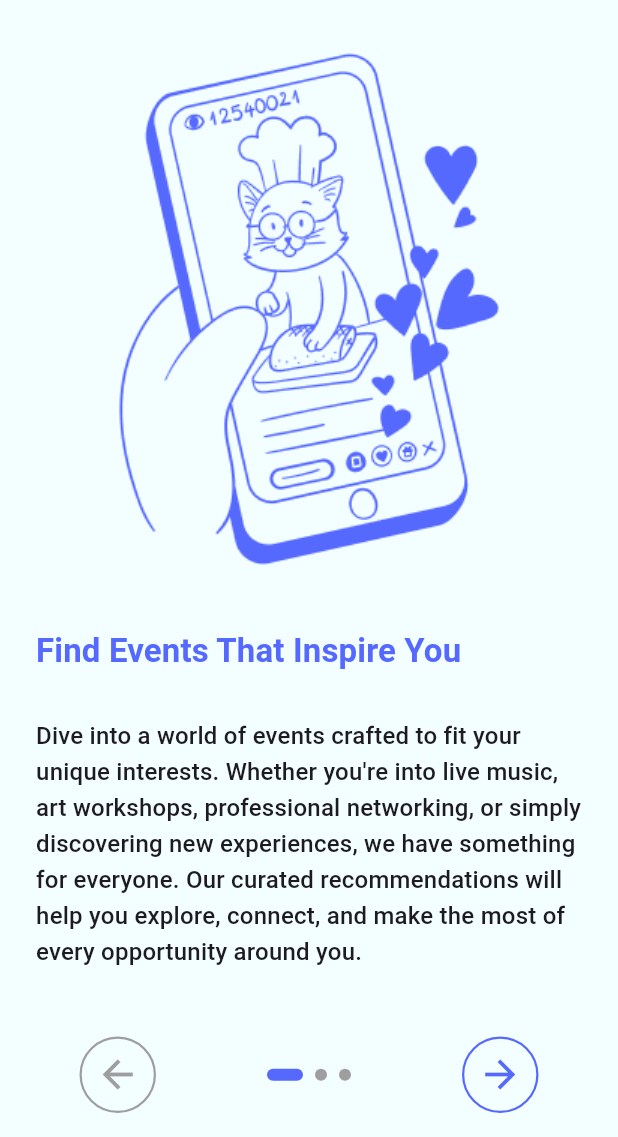
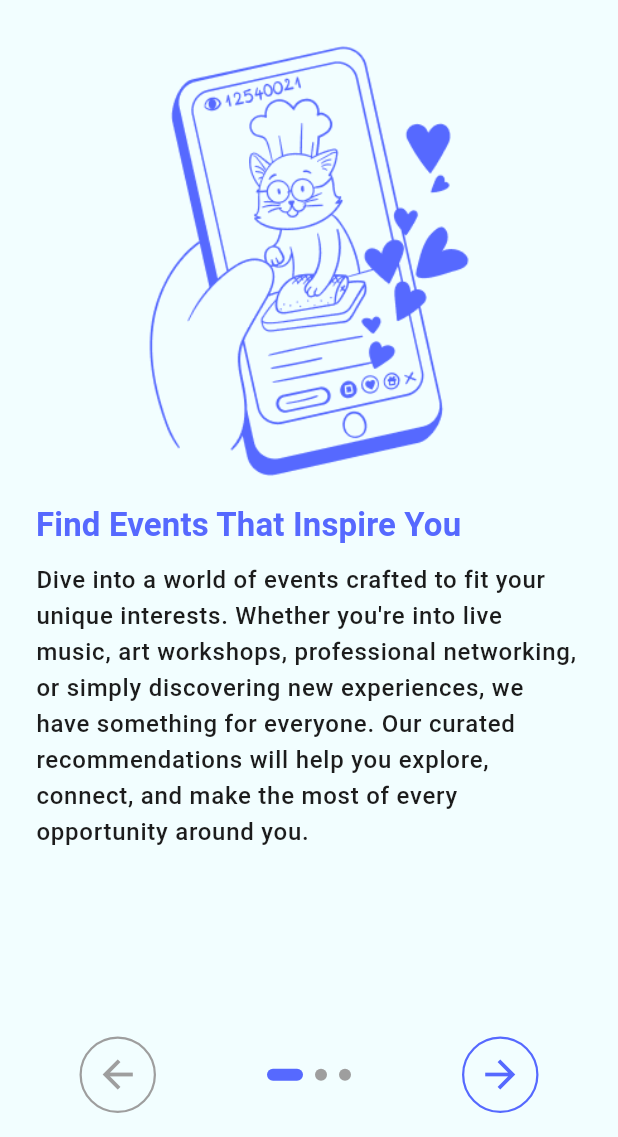
Before and after one commit to ahmedelzek/Event-Planning-App, a Flutter app: the screen it shows after launch, after a tap on "Let's Start", on a phone screen of 412 x 824 dp, the part 99-1236 px from its top. Run offline on Flutter 3.47's test engine with Material 3 defaults, Android fonts, the phone set to English and light mode, and no system bars; drawn by our look-alikes of smooth_page_indicator; our stand-ins replace animated_toggle_switch, icons_plus, shared_preferences; generated files the repository leaves out were written again.

Commit message:
Add Shared Preferences For Providers , and some updates in the design

```diff
--- a/lib/main.dart
+++ b/lib/main.dart
@@ -10,12 +10,24 @@ import 'package:evently/ui/utilities/app_theme.dart';
 import 'package:flutter/material.dart';
 import 'package:flutter_gen/gen_l10n/app_localizations.dart';
 import 'package:provider/provider.dart';
+import 'package:shared_preferences/shared_preferences.dart';
 
 Future<void> main() async {
-  runApp(ChangeNotifierProvider(
-      create: (context) => LanguageProvider(),
-      child: ChangeNotifierProvider(
-          create: (context) => ThemeProvider(), child: MyApp())));
+  WidgetsFlutterBinding.ensureInitialized();
+  SharedPreferences sharedPreferences = await SharedPreferences.getInstance();
+
+  runApp(MultiProvider(
+    providers: [
+      ChangeNotifierProvider(create: (_) {
+        return LanguageProvider(
+            sharedPreferences.getString(LanguageProvider.localeKey));
+      }),
+      ChangeNotifierProvider(
+          create: (_) => ThemeProvider(
+              sharedPreferences.getBool(ThemeProvider.isLightModeKey) ?? true)),
+    ],
+    child: MyApp(),
+  ));
 }
 
 class MyApp extends StatelessWidget {
@@ -30,7 +42,7 @@ class MyApp extends StatelessWidget {
       theme: AppTheme.lightTheme,
       darkTheme: AppTheme.darkTheme,
       themeMode: themeProvider.currentTheme,
-      initialRoute: SetupScreen.routeName,
+      initialRoute: SplashScreen.routeName,
       localizationsDelegates: AppLocalizations.localizationsDelegates,
       supportedLocales: AppLocalizations.supportedLocales,
       locale: Locale(languageProvider.currentLocale),
--- a/lib/providers/language_provider.dart
+++ b/lib/providers/language_provider.dart
@@ -1,10 +1,36 @@
-import 'package:flutter/cupertino.dart';
 
-class LanguageProvider extends ChangeNotifier {
-  String currentLocale = "en";
+import 'dart:io';
 
-  void changeLanguage(String newLocale) {
+import 'package:flutter/material.dart';
+import 'package:shared_preferences/shared_preferences.dart';
+import 'package:flutter_gen/gen_l10n/app_localizations.dart';
+class LanguageProvider extends ChangeNotifier{
+  late String currentLocale ;
+  static const String localeKey = "locale";
+  static const String fallBackLocale = "en";
+
+  LanguageProvider(String? defaultLocale){
+    if(defaultLocale==null){
+      var currentSysLocale = Platform.localeName;
+      if(AppLocalizations.supportedLocales.contains(currentSysLocale)){
+        currentLocale = currentSysLocale;
+        return;
+      }
+    }
+    currentLocale = defaultLocale ?? fallBackLocale;
+
+
+  }
+
+  void changeLocale(String newLocale){
     currentLocale = newLocale;
+    saveNewLocaleToSharePreferences(newLocale);
     notifyListeners();
   }
 }
+
+void saveNewLocaleToSharePreferences(String newLocale) async{
+  SharedPreferences sharedPreferences = await SharedPreferences.getInstance();
+  sharedPreferences.setString(LanguageProvider.localeKey, newLocale);
+  print("Locale Saved");
+}
--- a/lib/providers/theme_providers.dart
+++ b/lib/providers/theme_providers.dart
@@ -1,9 +1,24 @@
 import 'package:flutter/material.dart';
+import 'package:shared_preferences/shared_preferences.dart';
 
-class ThemeProvider extends ChangeNotifier {
-  ThemeMode currentTheme = ThemeMode.light;
-  void changeTheme(ThemeMode newTheme) {
+class ThemeProvider extends ChangeNotifier{
+  ThemeMode currentTheme = ThemeMode.dark;
+  static const String isLightModeKey = "theme";
+
+  ThemeProvider(bool isLightTheme){
+    currentTheme = isLightTheme? ThemeMode.light : ThemeMode.dark;
+  }
+
+  void changeTheme(ThemeMode newTheme){
     currentTheme = newTheme;
+    saveNewTheme(newTheme);
     notifyListeners();
   }
+
 }
+
+void saveNewTheme(ThemeMode newTheme)async {
+  var sharedPreferences = await SharedPreferences.getInstance();
+  sharedPreferences.setBool(ThemeProvider.isLightModeKey,
+      newTheme == ThemeMode.light);
+}
--- a/lib/ui/screens/auth/widgets/auth_widgets.dart
+++ b/lib/ui/screens/auth/widgets/auth_widgets.dart
@@ -48,7 +48,10 @@ Widget createAccountText(BuildContext context) {
       Text(getTranslations(context).create_account,
           style: Theme.of(context).textTheme.labelLarge?.copyWith(
               fontStyle: FontStyle.italic,
-              decoration: TextDecoration.underline)),
+              decoration:
+              TextDecoration.underline,
+              decorationThickness: 2,
+              decorationColor: Theme.of(context).primaryColor)),
     ],
   );
 }
--- a/lib/ui/screens/onboarding/onboarding_page.dart
+++ b/lib/ui/screens/onboarding/onboarding_page.dart
@@ -16,10 +16,13 @@ class OnboardingPage extends StatelessWidget {
     return Padding(
       padding: const EdgeInsets.all(8.0),
       child: Column(
-          spacing: 30,
+        spacing: 10,
           crossAxisAlignment: CrossAxisAlignment.stretch,
           children: [
-            Image.asset(imagePath),
+            Image.asset(imagePath,
+              height: 300,
+              width: 300,
+            ),
              Text(
                 textAlign: TextAlign.start,
                 title,
@@ -28,7 +31,7 @@ class OnboardingPage extends StatelessWidget {
              Text(
                   textAlign: TextAlign.start,
                   description,
-                style: Theme.of(context).textTheme.titleMedium)
+                  style: Theme.of(context).textTheme.bodyLarge),
           ]),
     );
   }
--- a/lib/ui/screens/onboarding/onboarding_screen.dart
+++ b/lib/ui/screens/onboarding/onboarding_screen.dart
@@ -4,7 +4,7 @@ import 'package:flutter/material.dart';
 import 'package:smooth_page_indicator/smooth_page_indicator.dart';
 
 import '../../../l10n/app_translations.dart';
-import '../../utilities/shared_preferences.dart';
+import '../../../providers/shared_preferences.dart';
 import 'onboarding_page.dart';
 
 class OnboardingScreen extends StatefulWidget {
--- a/lib/ui/screens/setup/setup_screen.dart
+++ b/lib/ui/screens/setup/setup_screen.dart
@@ -23,7 +23,10 @@ class SetupScreen extends StatelessWidget {
               Image.asset(
                 AppImages.headerLogo,
               ),
-              Image.asset(AppImages.beingCreative),
+              Image.asset(AppImages.beingCreative,
+                height: 300,
+                width: 300,
+              ),
               Text(
                 getTranslations(context).setup_screen_title,
                 style: Theme.of(context).textTheme.labelLarge,
--- a/lib/ui/screens/splash/splash_screen.dart
+++ b/lib/ui/screens/splash/splash_screen.dart
@@ -1,7 +1,7 @@
 import 'package:flutter/material.dart';
 
 import '../../utilities/app_assets.dart';
-import '../../utilities/shared_preferences.dart';
+import '../../../providers/shared_preferences.dart';
 import '../auth/login/login_screen.dart';
 import '../setup/setup_screen.dart';
 
--- a/lib/ui/widgets/language_switcher.dart
+++ b/lib/ui/widgets/language_switcher.dart
@@ -24,8 +24,9 @@ class _LanguageSwitcherState extends State<LanguageSwitcher> {
           indicatorColor: Theme.of(context).primaryColor,
           borderColor: Theme.of(context).primaryColor),
       onChanged: (newLocale) {
-        languageProvider.changeLanguage(newLocale);
-        // return Future<dynamic>.delayed(const Duration(seconds: 3));
+        Future.delayed(const Duration(microseconds: 500),(){
+          languageProvider.changeLocale(newLocale);
+        });
       },
       iconBuilder: (value, foreground) {
         if (value == "ar") {
```
Also changed, not shown: lib/ui/screens/auth/login/login_screen.dart (+4 -5 lines), lib/ui/screens/auth/register/register_screen.dart (+6 -3 lines), lib/providers/shared_preferences.dart (renamed from lib/ui/utilities/shared_preferences.dart). Lines whose indentation alone changed are shown as unchanged.
